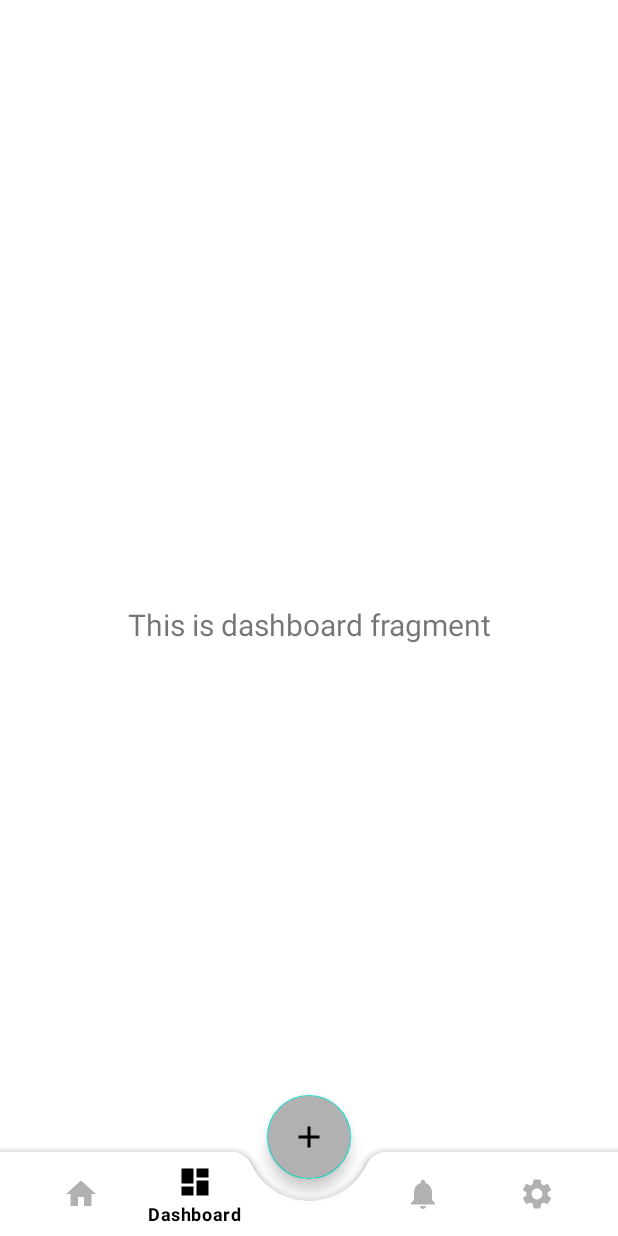
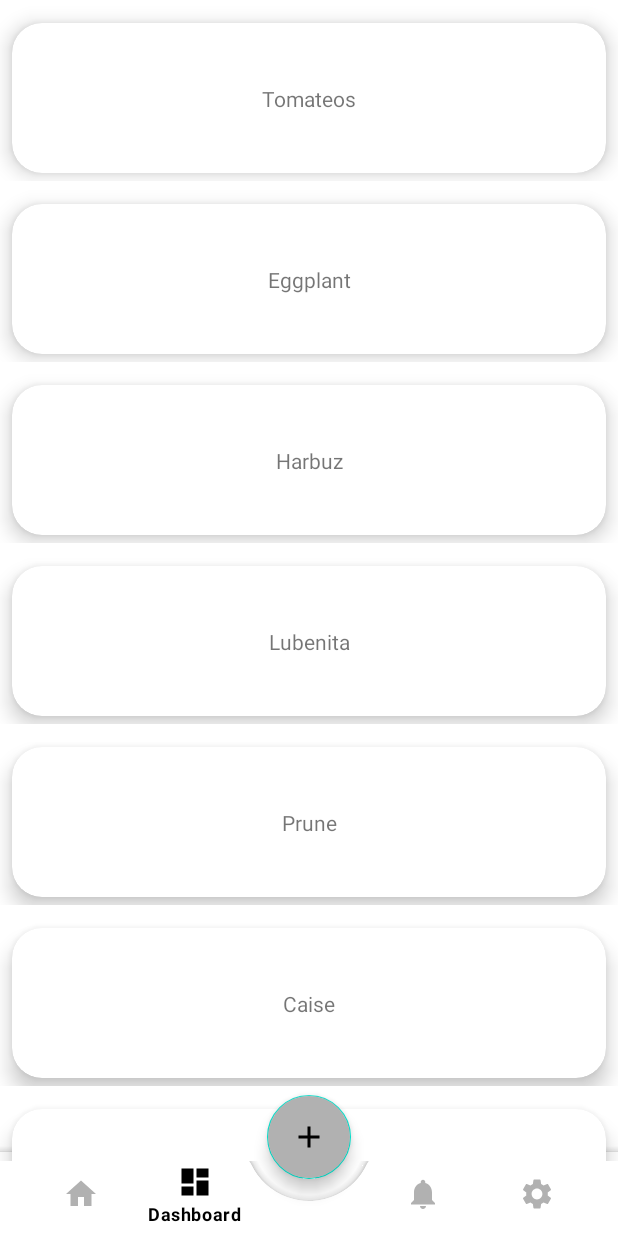
Before and after one commit to vladBobeica/ANDGreenhouse-SEP4, an Android app: the DashboardFragment screen opened through its navigation route, on a phone screen of 412 x 824 dp. Run offline under Robolectric (Android 15) with nearby library versions, the phone set to English and light mode, and no system bars; our stand-ins replace navigation-ui.

Commit message:
Implemented recyclerview, adapter and interface for each item. displayed a couple greenhouses in the dashboard.

```diff
--- a/app/build.gradle
+++ b/app/build.gradle
@@ -46,6 +46,9 @@ dependencies {
     implementation 'androidx.navigation:navigation-fragment:2.6.0'
     implementation(platform("org.jetbrains.kotlin:kotlin-bom:1.8.0"))
     implementation 'androidx.navigation:navigation-ui:2.6.0'
+    implementation 'androidx.legacy:legacy-support-v4:1.0.0'
+    implementation 'androidx.lifecycle:lifecycle-livedata-ktx:2.6.1'
+    implementation 'androidx.lifecycle:lifecycle-viewmodel-ktx:2.6.1'
     testImplementation 'junit:junit:4.13.2'
     androidTestImplementation 'androidx.test.ext:junit:1.1.5'
     androidTestImplementation 'androidx.test.espresso:espresso-core:3.5.1'
--- /dev/null
+++ b/app/src/main/java/com/example/greenhouse/adapter/GH_RecycleViewAdapter.java
@@ -0,0 +1,74 @@
+package com.example.greenhouse.adapter;
+
+import android.content.Context;
+import android.view.LayoutInflater;
+import android.view.View;
+import android.view.ViewGroup;
+import android.widget.TextView;
+
+import androidx.annotation.NonNull;
+import androidx.recyclerview.widget.RecyclerView;
+
+import com.example.greenhouse.R;
+import com.example.greenhouse.model.GreenhouseModel;
+import com.example.greenhouse.ui.recyclerviewinterface.RecyclerViewInterface;
+
+import java.util.ArrayList;
+
+public class GH_RecycleViewAdapter extends RecyclerView.Adapter<GH_RecycleViewAdapter.MyViewHolder> {
+    private final RecyclerViewInterface recyclerViewInterface;
+
+
+    Context context;
+    ArrayList<GreenhouseModel> greenhouseModel;
+
+    public GH_RecycleViewAdapter(Context context, ArrayList<GreenhouseModel> greenhouseModel, RecyclerViewInterface recyclerViewInterface)
+    {
+        this.context = context;
+        this.greenhouseModel = greenhouseModel;
+        this.recyclerViewInterface = recyclerViewInterface;
+    }
+
+    @NonNull
+    @Override
+    public GH_RecycleViewAdapter.MyViewHolder onCreateViewHolder(@NonNull ViewGroup parent, int viewType) {
+      //This is where you inflate the layout (Giving a look to our rows)
+        LayoutInflater inflater = LayoutInflater.from(context);
+        View view = inflater.inflate(R.layout.recycler_view_row, parent, false);
+        return new GH_RecycleViewAdapter.MyViewHolder(view, recyclerViewInterface);
+    }
+
+    @Override
+    public void onBindViewHolder(@NonNull GH_RecycleViewAdapter.MyViewHolder holder, int position) {
+    //assigning values to views
+        //based on position
+
+        holder.greenhouseName.setText(greenhouseModel.get(position).getGreenhouseName());
+    }
+
+    @Override
+    public int getItemCount() {
+        return greenhouseModel.size();
+    }
+
+    public static class MyViewHolder extends RecyclerView.ViewHolder{
+        TextView greenhouseName;
+        public MyViewHolder(@NonNull View itemView, RecyclerViewInterface recyclerViewInterface) {
+            super(itemView);
+
+            greenhouseName = itemView.findViewById(R.id.greenhouseNameTextView);
+            itemView.setOnClickListener(new View.OnClickListener() {
+                @Override
+                public void onClick(View view) {
+                    if(recyclerViewInterface != null){
+                        int pos = getAdapterPosition();
+
+                        if(pos != RecyclerView.NO_POSITION){
+                            recyclerViewInterface.onItemClick(pos);
+                        }
+                    }
+                }
+            });
+        }
+    }
+}
--- /dev/null
+++ b/app/src/main/java/com/example/greenhouse/model/GreenhouseModel.java
@@ -0,0 +1,13 @@
+package com.example.greenhouse.model;
+
+public class GreenhouseModel {
+    String greenhouseName;
+
+    public GreenhouseModel(String greenhouseName) {
+        this.greenhouseName = greenhouseName;
+    }
+
+    public String getGreenhouseName() {
+        return greenhouseName;
+    }
+}
--- a/app/src/main/java/com/example/greenhouse/ui/dashboard/DashboardFragment.java
+++ b/app/src/main/java/com/example/greenhouse/ui/dashboard/DashboardFragment.java
@@ -1,5 +1,6 @@
 package com.example.greenhouse.ui.dashboard;
 
+import android.content.Intent;
 import android.os.Bundle;
 import android.view.LayoutInflater;
 import android.view.View;
@@ -8,26 +9,57 @@ import android.widget.TextView;
 
 import androidx.annotation.NonNull;
 import androidx.fragment.app.Fragment;
+import androidx.fragment.app.FragmentManager;
+import androidx.fragment.app.FragmentTransaction;
 import androidx.lifecycle.ViewModelProvider;
+import androidx.recyclerview.widget.LinearLayoutManager;
+import androidx.recyclerview.widget.RecyclerView;
 
+import com.example.greenhouse.R;
+import com.example.greenhouse.adapter.GH_RecycleViewAdapter;
 import com.example.greenhouse.databinding.FragmentDashboardBinding;
+import com.example.greenhouse.model.GreenhouseModel;
+import com.example.greenhouse.ui.recyclerviewinterface.RecyclerViewInterface;
+
+import java.util.ArrayList;
 
 
-public class DashboardFragment extends Fragment {
+public class DashboardFragment extends Fragment implements RecyclerViewInterface {
 
     private FragmentDashboardBinding binding;
+    ArrayList<GreenhouseModel> greenhouseModel = new ArrayList<>();
+
 
     public View onCreateView(@NonNull LayoutInflater inflater,
                              ViewGroup container, Bundle savedInstanceState) {
+
         DashboardViewModel dashboardViewModel =
                 new ViewModelProvider(this).get(DashboardViewModel.class);
 
         binding = FragmentDashboardBinding.inflate(inflater, container, false);
         View root = binding.getRoot();
 
-        final TextView textView = binding.textDashboard;
-        dashboardViewModel.getText().observe(getViewLifecycleOwner(), textView::setText);
+      /*  final TextView textView = binding.textDashboard;
+        dashboardViewModel.getText().observe(getViewLifecycleOwner(), textView::setText);*/
+
+        RecyclerView recyclerView = root.findViewById(R.id.greenHouseRV);
+
+        setUpGreenHouseModel();
+
+        GH_RecycleViewAdapter adapter = new GH_RecycleViewAdapter(getContext(), greenhouseModel, this);
+        recyclerView.setAdapter(adapter);
+        recyclerView.setLayoutManager(new LinearLayoutManager(getContext()));
         return root;
+
+
+    }
+
+    private void setUpGreenHouseModel(){
+        String[] greenhouseNames = getResources().getStringArray(R.array.green_houses_name);
+
+        for(int i = 0; i<greenhouseNames.length; i++){
+            greenhouseModel.add(new GreenhouseModel(greenhouseNames[i]));
+        }
     }
 
     @Override
@@ -35,4 +67,9 @@ public class DashboardFragment extends Fragment {
         super.onDestroyView();
         binding = null;
     }
+
+    @Override
+    public void onItemClick(int position) {
+
+    }
 }
--- a/app/src/main/java/com/example/greenhouse/ui/dashboard/DashboardViewModel.java
+++ b/app/src/main/java/com/example/greenhouse/ui/dashboard/DashboardViewModel.java
@@ -6,14 +6,14 @@ import androidx.lifecycle.ViewModel;
 
 public class DashboardViewModel extends ViewModel {
 
-    private final MutableLiveData<String> mText;
+    /*private final MutableLiveData<String> mText;
 
     public DashboardViewModel() {
         mText = new MutableLiveData<>();
-        mText.setValue("This is dashboard fragment");
+        mText.setValue("");
     }
 
     public LiveData<String> getText() {
         return mText;
-    }
+    }*/
 }
--- /dev/null
+++ b/app/src/main/java/com/example/greenhouse/ui/recyclerviewinterface/RecyclerViewInterface.java
@@ -0,0 +1,5 @@
+package com.example.greenhouse.ui.recyclerviewinterface;
+
+public interface RecyclerViewInterface {
+    void onItemClick(int position);
+}
--- a/app/src/main/res/layout/fragment_dashboard.xml
+++ b/app/src/main/res/layout/fragment_dashboard.xml
@@ -6,15 +6,12 @@
     android:layout_height="match_parent"
     tools:context=".ui.dashboard.DashboardFragment">
 
-    <TextView
-        android:id="@+id/text_dashboard"
+
+    <androidx.recyclerview.widget.RecyclerView
+        android:id="@+id/greenHouseRV"
         android:layout_width="match_parent"
-        android:layout_height="wrap_content"
-        android:layout_marginStart="8dp"
-        android:layout_marginTop="8dp"
-        android:layout_marginEnd="8dp"
-        android:textAlignment="center"
-        android:textSize="20sp"
+        android:layout_height="match_parent"
+        android:layout_marginBottom="50dp"
         app:layout_constraintBottom_toBottomOf="parent"
         app:layout_constraintEnd_toEndOf="parent"
         app:layout_constraintStart_toStartOf="parent"
--- /dev/null
+++ b/app/src/main/res/layout/recycler_view_row.xml
@@ -0,0 +1,38 @@
+<?xml version="1.0" encoding="utf-8"?>
+<androidx.constraintlayout.widget.ConstraintLayout xmlns:android="http://schemas.android.com/apk/res/android"
+    xmlns:app="http://schemas.android.com/apk/res-auto"
+    xmlns:tools="http://schemas.android.com/tools"
+    android:layout_width="match_parent"
+    android:layout_height="wrap_content">
+
+    <androidx.cardview.widget.CardView
+        android:layout_width="match_parent"
+        android:layout_height="100dp"
+        android:layout_marginTop="15dp"
+        android:layout_marginBottom="5dp"
+        android:layout_marginStart="8dp"
+        android:layout_marginEnd="8dp"
+        app:cardCornerRadius="20dp"
+        app:cardElevation="8dp"
+        app:cardBackgroundColor="@color/colorPrimary"
+        app:layout_constraintBottom_toBottomOf="parent"
+        app:layout_constraintEnd_toEndOf="parent"
+        app:layout_constraintStart_toStartOf="parent"
+        app:layout_constraintTop_toTopOf="parent" >
+
+        <androidx.constraintlayout.widget.ConstraintLayout
+            android:layout_width="match_parent"
+            android:layout_height="match_parent">
+
+            <TextView
+                android:id="@+id/greenhouseNameTextView"
+                android:layout_width="wrap_content"
+                android:layout_height="wrap_content"
+                android:text="@string/title_dashboard"
+                app:layout_constraintTop_toTopOf="parent"
+                app:layout_constraintBottom_toBottomOf="parent"
+                app:layout_constraintLeft_toLeftOf="parent"
+                app:layout_constraintRight_toRightOf="parent"/>
+        </androidx.constraintlayout.widget.ConstraintLayout>
+    </androidx.cardview.widget.CardView>
+</androidx.constraintlayout.widget.ConstraintLayout>
--- a/app/src/main/res/values/strings.xml
+++ b/app/src/main/res/values/strings.xml
@@ -4,4 +4,13 @@
     <string name="title_dashboard">Dashboard</string>
     <string name="title_notifications">Notifications</string>
     <string name="title_settings">Settings</string>
+    <string-array name = "green_houses_name">
+        <item>Tomateos</item>
+        <item>Eggplant</item>
+        <item>Harbuz</item>
+        <item>Lubenita</item>
+        <item>Prune</item>
+        <item>Caise</item>
+        <item>1kg de smantana</item>
+    </string-array>
 </resources>
```
